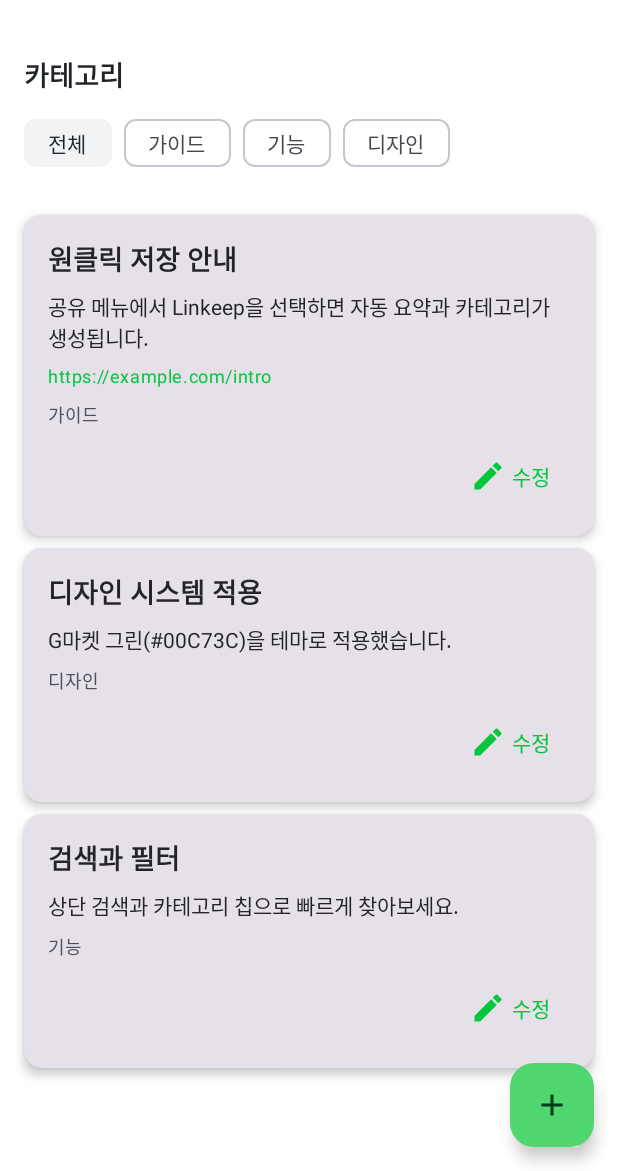
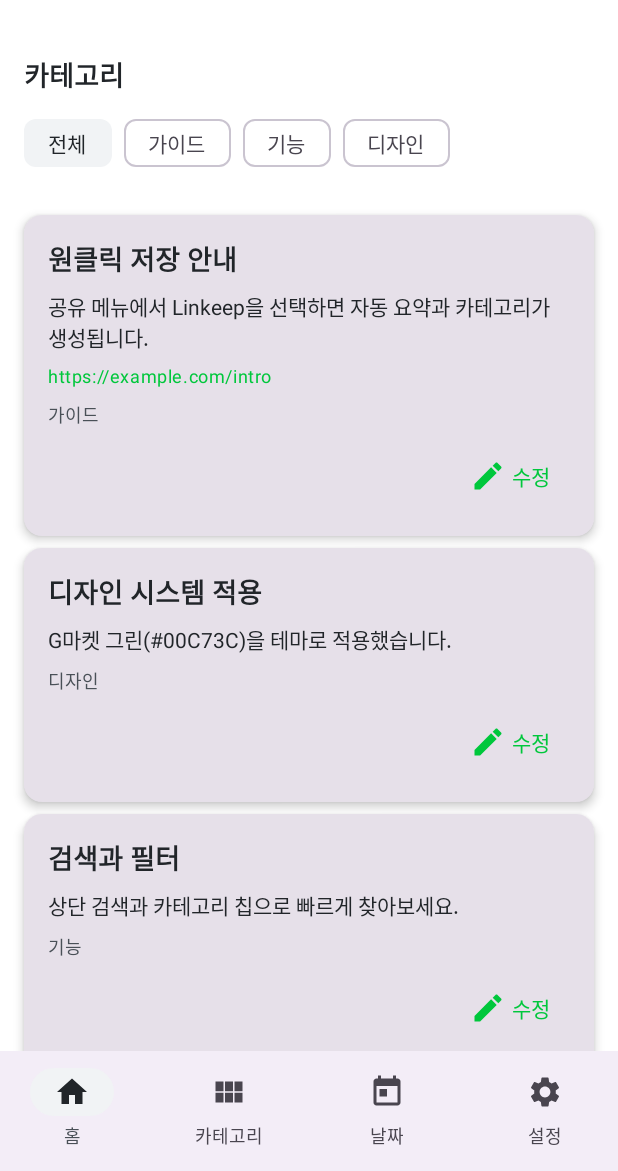
Before and after one commit to asderio-spec/linkeep-memo, an Android app built with Jetpack Compose: the screen it shows after launch (MainActivity), on a phone screen of 412 x 824 dp, the part 65-1236 px from its top. Run offline under Robolectric (Android 15) with nearby library versions, the phone set to English and light mode, and no system bars; our stand-ins replace Dagger/Hilt's generated code, Room's generated code.

```diff
--- a/app/build.gradle
+++ b/app/build.gradle
@@ -58,6 +58,7 @@ dependencies {
     implementation "androidx.compose.material3:material3:1.1.2"
     implementation "androidx.compose.ui:ui-tooling-preview:$compose_version"
     implementation 'androidx.activity:activity-compose:1.8.2'
+    implementation 'androidx.navigation:navigation-compose:2.7.7'
 
     // Room
     implementation "androidx.room:room-runtime:2.6.1"
@@ -77,6 +78,12 @@ dependencies {
     // Coroutines
     implementation 'org.jetbrains.kotlinx:kotlinx-coroutines-android:1.7.3'
 
+    // Preferences/DataStore (향후 설정 영속화)
+    implementation 'androidx.datastore:datastore-preferences:1.0.0'
+
+    // Google Sign-In (v2 준비)
+    implementation 'com.google.android.gms:play-services-auth:20.7.0'
+
     // ViewModel
     implementation 'androidx.lifecycle:lifecycle-viewmodel-compose:2.7.0'
 
--- a/app/src/main/java/com/linkeep/memo/MainActivity.kt
+++ b/app/src/main/java/com/linkeep/memo/MainActivity.kt
@@ -4,9 +4,17 @@ import android.os.Bundle
 import androidx.activity.ComponentActivity
 import androidx.activity.compose.setContent
 import androidx.compose.foundation.layout.fillMaxSize
-import androidx.compose.material3.MaterialTheme
-import androidx.compose.material3.Surface
+import androidx.compose.material.icons.Icons
+import androidx.compose.material.icons.filled.Home
+import androidx.compose.material.icons.filled.Settings
+import androidx.compose.material.icons.filled.Today
+import androidx.compose.material.icons.filled.ViewModule
+import androidx.compose.material3.*
+import androidx.compose.runtime.*
 import androidx.compose.ui.Modifier
+import androidx.navigation.compose.NavHost
+import androidx.navigation.compose.composable
+import androidx.navigation.compose.rememberNavController
 import com.linkeep.memo.ui.screens.MainScreen
 import com.linkeep.memo.ui.theme.MemoTheme
 import dagger.hilt.android.AndroidEntryPoint
@@ -17,13 +25,59 @@ class MainActivity : ComponentActivity() {
         super.onCreate(savedInstanceState)
         setContent {
             MemoTheme {
-                Surface(
-                    modifier = Modifier.fillMaxSize(),
-                    color = MaterialTheme.colorScheme.background
-                ) {
-                    MainScreen()
+                val navController = rememberNavController()
+                var selectedTab by remember { mutableStateOf("home") }
+
+                Scaffold(
+                    bottomBar = {
+                        NavigationBar {
+                            NavigationBarItem(
+                                selected = selectedTab == "home",
+                                onClick = { selectedTab = "home"; navController.navigate("home") },
+                                icon = { Icon(Icons.Default.Home, contentDescription = "홈") },
+                                label = { Text("홈") }
+                            )
+                            NavigationBarItem(
+                                selected = selectedTab == "category",
+                                onClick = { selectedTab = "category"; navController.navigate("category") },
+                                icon = { Icon(Icons.Default.ViewModule, contentDescription = "카테고리") },
+                                label = { Text("카테고리") }
+                            )
+                            NavigationBarItem(
+                                selected = selectedTab == "date",
+                                onClick = { selectedTab = "date"; navController.navigate("date") },
+                                icon = { Icon(Icons.Default.Today, contentDescription = "날짜") },
+                                label = { Text("날짜") }
+                            )
+                            NavigationBarItem(
+                                selected = selectedTab == "settings",
+                                onClick = { selectedTab = "settings"; navController.navigate("settings") },
+                                icon = { Icon(Icons.Default.Settings, contentDescription = "설정") },
+                                label = { Text("설정") }
+                            )
+                        }
+                    }
+                ) { padding ->
+                    Surface(
+                        modifier = Modifier.fillMaxSize(),
+                        color = MaterialTheme.colorScheme.background
+                    ) {
+                        NavHost(navController = navController, startDestination = "home") {
+                            composable("home") { MainScreen() }
+                            composable("category") { PlaceholderScreen("카테고리") }
+                            composable("date") { PlaceholderScreen("날짜") }
+                            composable("settings") { PlaceholderScreen("설정") }
+                        }
+                    }
                 }
             }
         }
     }
 }
+
+@Composable
+private fun PlaceholderScreen(title: String) {
+    Surface(modifier = Modifier.fillMaxSize(), color = MaterialTheme.colorScheme.background) {
+        Text(text = title, style = MaterialTheme.typography.titleLarge)
+    }
+}
```
